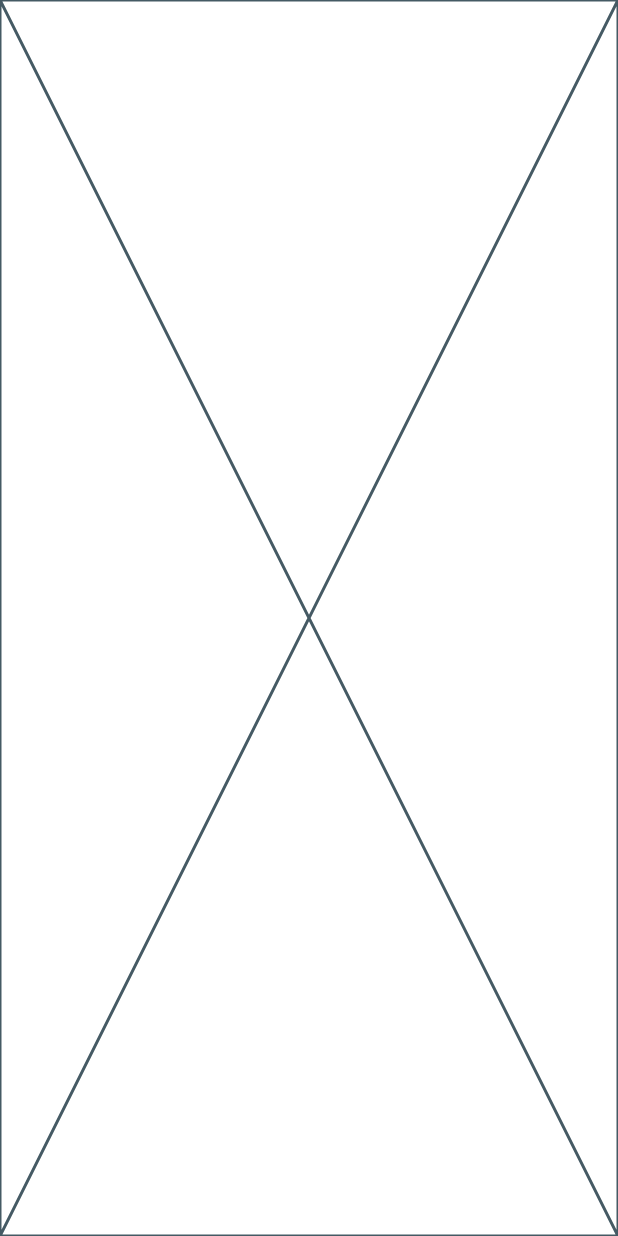
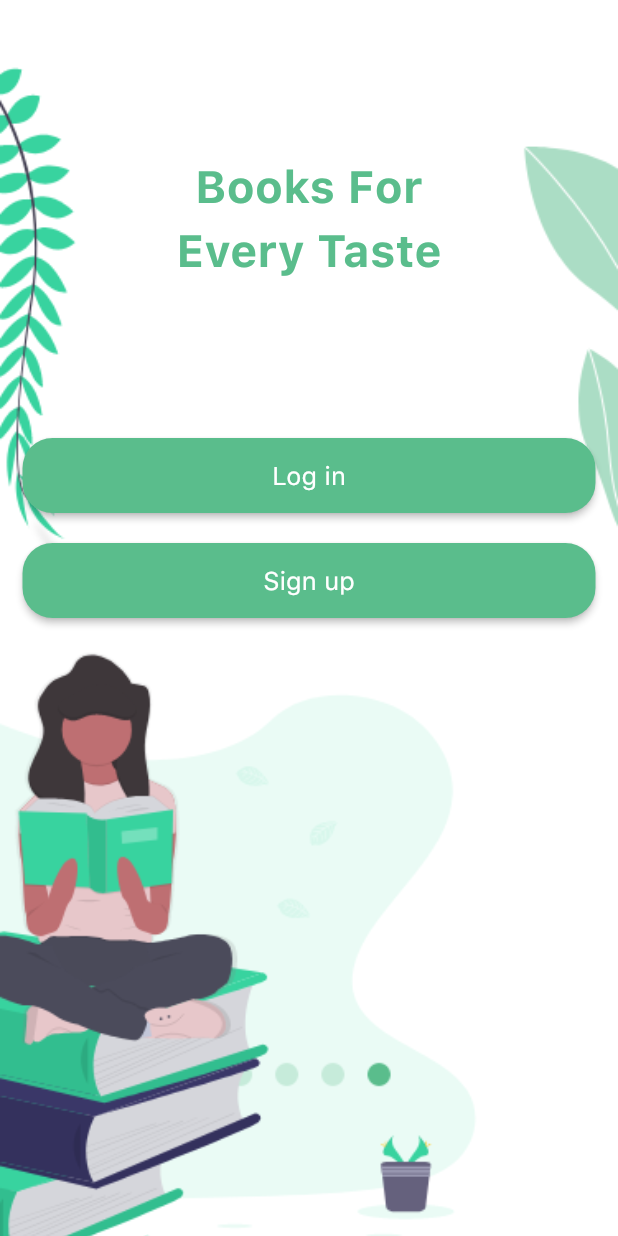
Before and after one commit to IbrahimRanjous/book_store, a Flutter app: the screen it shows after launch, after a tap on "Skip", on a phone screen of 412 x 824 dp. Run offline on Flutter 3.47's test engine with Material 3 defaults, Android fonts, the phone set to English and light mode, and no system bars; our stand-ins replace go_router; project files that could hold a hidden picture were left out.

Commit message:
finish on boarding views & welcome view & finish Log In view body

```diff
--- a/lib/Features/Presentation/onboarding/presentation/views/onboadrding_view.dart
+++ b/lib/Features/Presentation/onboarding/presentation/views/onboarding_view.dart
@@ -1,20 +1,17 @@
-import 'package:book_store/Features/Presentation/onboarding/presentation/views/welcom_view.dart';
+import 'package:book_store/Features/Presentation/onboarding/presentation/views/widgets/bottom_part_body.dart';
 import 'package:book_store/Features/Presentation/onboarding/presentation/views/widgets/custom_text.dart';
-import 'package:book_store/Features/Presentation/onboarding/presentation/views/widgets/custom_text_botton.dart';
-import 'package:book_store/Features/Presentation/onboarding/presentation/views/widgets/dotes_side_show.dart';
 import 'package:book_store/core/utils/color_extenstion.dart';
 import 'package:book_store/core/utils/styles.dart';
 import 'package:flutter/material.dart';
-import 'package:go_router/go_router.dart';
 
-class OnboadrdingView extends StatefulWidget {
-  const OnboadrdingView({super.key});
+class OnboardingView extends StatefulWidget {
+  const OnboardingView({super.key});
 
   @override
-  State<OnboadrdingView> createState() => _OnboadrdingViewState();
+  State<OnboardingView> createState() => _OnboardingViewState();
 }
 
-class _OnboadrdingViewState extends State<OnboadrdingView> {
+class _OnboardingViewState extends State<OnboardingView> {
   List pageArr = [
     {
       "title": 'Discounted \nSecondhand Books',
@@ -70,10 +67,8 @@ class _OnboadrdingViewState extends State<OnboadrdingView> {
                     children: [
                       customText(
                         text: pObJ['title'].toString(),
-                        textStyle: TextStyle(
+                        textStyle: Styles.TextStyle30.copyWith(
                           color: TColor.primary,
-                          fontSize: 30,
-                          fontWeight: FontWeight.w600,
                         ),
                       ),
                       const SizedBox(
@@ -98,44 +93,11 @@ class _OnboadrdingViewState extends State<OnboadrdingView> {
                 );
               },
             ),
-            Column(
-              mainAxisAlignment: MainAxisAlignment.end,
-              children: [
-                Padding(
-                  padding: const EdgeInsets.symmetric(horizontal: 15),
-                  child: Row(
-                    mainAxisAlignment: MainAxisAlignment.spaceBetween,
-                    children: [
-                      CustomTextButton(
-                        onPressed: () => Navigator.of(context).push(
-                            MaterialPageRoute(
-                                builder: (context) => const WelcomView())),
-                        text: 'Skip',
-                      ),
-                      dotsSideShow(
-                        pageArr: pageArr,
-                        page: page,
-                        mediaQuery: mediaQuery,
-                      ),
-                      CustomTextButton(
-                        onPressed: () {
-                          if (page < 2) {
-                            page++;
-                            controller.jumpToPage(page);
-                          } else {
-                            Navigator.of(context).push(MaterialPageRoute(
-                                builder: (context) => const WelcomView()));
-                          }
-                        },
-                        text: 'Next',
-                      ),
-                      SizedBox(
-                        height: mediaQuery.height * .12,
-                      ),
-                    ],
-                  ),
-                ),
-              ],
+            bottomPartBody(
+              mediaQuery: mediaQuery,
+              pageArr: pageArr,
+              page: page,
+              controller: controller,
             ),
           ],
         ),
--- a/lib/Features/Presentation/onboarding/presentation/views/welcom_view.dart
+++ b/lib/Features/Presentation/onboarding/presentation/views/welcom_view.dart
@@ -1,10 +1,62 @@
+import 'package:book_store/core/utils/app_router.dart';
+import 'package:book_store/core/widgets/custom_material_button.dart';
+import 'package:book_store/Features/Presentation/onboarding/presentation/views/widgets/custom_text.dart';
+import 'package:book_store/core/utils/color_extenstion.dart';
+import 'package:book_store/core/utils/styles.dart';
 import 'package:flutter/material.dart';
+import 'package:go_router/go_router.dart';
 
 class WelcomView extends StatelessWidget {
   const WelcomView({super.key});
 
   @override
   Widget build(BuildContext context) {
-    return const Placeholder();
+    var mediaQuery = MediaQuery.of(context).size;
+    return Scaffold(
+      backgroundColor: Colors.white,
+      body: Stack(
+        children: [
+          Image.asset(
+            'assets/images/welcome_bg.png',
+            width: mediaQuery.width,
+            height: mediaQuery.height,
+            fit: BoxFit.cover,
+          ),
+          SafeArea(
+            child: Container(
+              width: mediaQuery.width,
+              padding: const EdgeInsets.symmetric(horizontal: 15),
+              child: Column(
+                children: [
+                  SizedBox(
+                    height: mediaQuery.width * .25,
+                  ),
+                  customText(
+                    text: 'Books For \nEvery Taste',
+                    textStyle: Styles.TextStyle30.copyWith(
+                      color: TColor.primary,
+                    ),
+                  ),
+                  SizedBox(
+                    height: mediaQuery.width * .25,
+                  ),
+                  customMaterialButton(
+                    text: 'Log in',
+                    onPressed: () => context.push(AppRouter.kLogInView),
+                  ),
+                  const SizedBox(
+                    height: 20,
+                  ),
+                  customMaterialButton(
+                    text: 'Sign up',
+                    onPressed: () => context.push(AppRouter.kSignUpView),
+                  ),
+                ],
+              ),
+            ),
+          )
+        ],
+      ),
+    );
   }
 }
--- /dev/null
+++ b/lib/Features/Presentation/onboarding/presentation/views/widgets/bottom_part_body.dart
@@ -0,0 +1,66 @@
+import 'package:book_store/Features/Presentation/onboarding/presentation/views/widgets/custom_text_botton.dart';
+import 'package:book_store/Features/Presentation/onboarding/presentation/views/widgets/dotes_side_show.dart';
+import 'package:book_store/core/utils/app_router.dart';
+import 'package:flutter/material.dart';
+import 'package:go_router/go_router.dart';
+
+class bottomPartBody extends StatelessWidget {
+  const bottomPartBody({
+    super.key,
+    required this.mediaQuery,
+    required this.pageArr,
+    required this.page,
+    required this.controller,
+  });
+
+  final Size mediaQuery;
+  final List pageArr;
+  final int page;
+  final PageController controller;
+  @override
+  Widget build(BuildContext context) {
+    int increasePage = page;
+    return Column(
+      mainAxisAlignment: MainAxisAlignment.end,
+      children: [
+        Padding(
+          padding: const EdgeInsets.symmetric(horizontal: 15),
+          child: Row(
+            mainAxisAlignment: MainAxisAlignment.center,
+            children: [
+              CustomTextButton(
+                onPressed: () => context.go(AppRouter.kWelcomeView),
+                text: 'Skip',
+              ),
+              SizedBox(
+                width: mediaQuery.width * .05,
+              ),
+              dotsSideShow(
+                pageArr: pageArr,
+                page: increasePage,
+                mediaQuery: mediaQuery,
+              ),
+              SizedBox(
+                width: mediaQuery.width * .05,
+              ),
+              CustomTextButton(
+                onPressed: () {
+                  if (increasePage < 2) {
+                    increasePage++;
+                    controller.jumpToPage(increasePage);
+                  } else {
+                    context.go(AppRouter.kWelcomeView);
+                  }
+                },
+                text: 'Next',
+              ),
+              SizedBox(
+                height: mediaQuery.height * .12,
+              ),
+            ],
+          ),
+        ),
+      ],
+    );
+  }
+}
--- a/lib/core/utils/app_router.dart
+++ b/lib/core/utils/app_router.dart
@@ -1,16 +1,34 @@
-import 'package:book_store/Features/Presentation/onboarding/presentation/views/onboadrding_view.dart';
+import 'package:book_store/Features/Presentation/onboarding/presentation/views/onboarding_view.dart';
+import 'package:book_store/Features/Presentation/onboarding/presentation/views/welcom_view.dart';
+import 'package:book_store/Features/Presentation/sign%20in/up/presentation/views/log_in_view.dart';
+import 'package:book_store/Features/Presentation/sign%20in/up/presentation/views/sign_up_view.dart';
 import 'package:go_router/go_router.dart';
 
 class AppRouter {
-  static const kHomeView = '/homeView';
-  static const kBookDetailsView = '/bookDetailsView';
-  static const kSearchView = '/searchView';
+  // static const kHomeView = '/homeView';
+  // static const kBookDetailsView = '/bookDetailsView';
+  // static const kSearchView = '/searchView';
+  static const kWelcomeView = '/welcomeView';
+  static const kSignUpView = '/signUpView';
+  static const kLogInView = '/LogInView';
   static final router = GoRouter(
     routes: [
       GoRoute(
         //this '/' let the GoRoute know what is the first screen to view
         path: '/',
-        builder: (context, state) => const OnboadrdingView(),
+        builder: (context, state) => const OnboardingView(),
+      ),
+      GoRoute(
+        path: kWelcomeView,
+        builder: (context, state) => const WelcomView(),
+      ),
+      GoRoute(
+        path: kSignUpView,
+        builder: (context, state) => const SignUpView(),
+      ),
+      GoRoute(
+        path: kLogInView,
+        builder: (context, state) => const LogInView(),
       ),
     ],
   );
--- a/lib/core/utils/color_extenstion.dart
+++ b/lib/core/utils/color_extenstion.dart
@@ -5,9 +5,9 @@ class TColor {
   static Color get primaryLight => const Color(0xffAFDFC7);
   static Color get text => const Color(0xff212121);
   static Color get subTitle => const Color(0xff212121).withOpacity(0.4);
+  static Color get textBox => const Color(0xffEFEFEF).withOpacity(0.8);
   static List<Color> get button => const [
-    Color(0xff5ABD8c),
-    Color(0xff00FF81),
-  ];
-
+        Color(0xff5ABD8c),
+        Color(0xff00FF81),
+      ];
 }
--- a/lib/core/utils/styles.dart
+++ b/lib/core/utils/styles.dart
@@ -1,4 +1,5 @@
 import 'package:book_store/constants.dart';
+import 'package:book_store/core/utils/color_extenstion.dart';
 import 'package:flutter/material.dart';
 
 abstract class Styles {
@@ -30,4 +31,8 @@ abstract class Styles {
     fontFamily: kSFProText,
     fontWeight: FontWeight.bold,
   );
+  static const TextStyle30 = TextStyle(
+    fontSize: 30,
+    fontWeight: FontWeight.w600,
+  );
 }
--- /dev/null
+++ b/lib/core/widgets/custom_material_button.dart
@@ -0,0 +1,29 @@
+import 'package:book_store/core/utils/color_extenstion.dart';
+import 'package:flutter/material.dart';
+
+class customMaterialButton extends StatelessWidget {
+  const customMaterialButton({
+    super.key,
+    required this.text,
+    required this.onPressed,
+  });
+  final String text;
+  final void Function()? onPressed;
+  @override
+  Widget build(BuildContext context) {
+    return MaterialButton(
+      onPressed: onPressed,
+      height: 50,
+      shape: RoundedRectangleBorder(
+        borderRadius: BorderRadius.circular(20),
+      ),
+      minWidth: double.maxFinite,
+      color: TColor.primary,
+      textColor: Colors.white,
+      child: Text(
+        text,
+        style: const TextStyle(fontWeight: FontWeight.w500, fontSize: 17),
+      ),
+    );
+  }
+}
```
Also changed, not shown: lib/Features/Presentation/sign in/up/presentation/views/log_in_view.dart (added, +26 -0 lines), lib/Features/Presentation/sign in/up/presentation/views/sign_up_view.dart (added, +23 -0 lines), lib/Features/Presentation/sign in/up/presentation/views/widgets/custom_elevated_button.dart (added, +48 -0 lines), lib/Features/Presentation/sign in/up/presentation/views/widgets/custom_text_field.dart (added, +41 -0 lines), lib/Features/Presentation/sign in/up/presentation/views/widgets/log_in_view_body.dart (added, +91 -0 lines), assets/images/welcome_bg.png.
